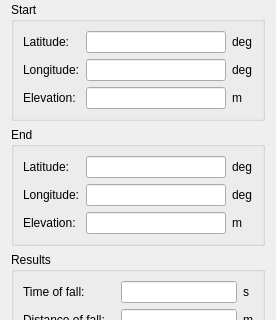
First picture: the form in src/performanceform.ui, repository flysight/flysight-viewer-qt, before the edit; both pictures show x 0 to 276 and y 106 to 426 of the 276 by 516 pixel window.
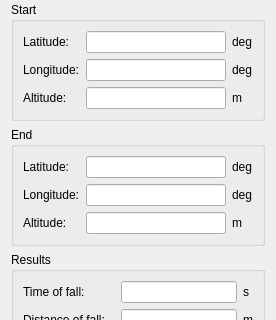
Second picture: the form after the edit.

Commit message: Changed elevation -> altitude to correspond with change in code

Diff of the .ui file:
```diff
--- a/src/performanceform.ui
+++ b/src/performanceform.ui
@@ -108,7 +108,7 @@
       <item row="2" column="0">
        <widget class="QLabel" name="label_8">
         <property name="text">
-         <string>Elevation:</string>
+         <string>Altitude:</string>
         </property>
        </widget>
       </item>
@@ -180,7 +180,7 @@
       <item row="2" column="0">
        <widget class="QLabel" name="label_11">
         <property name="text">
-         <string>Elevation:</string>
+         <string>Altitude:</string>
         </property>
        </widget>
       </item>
```
